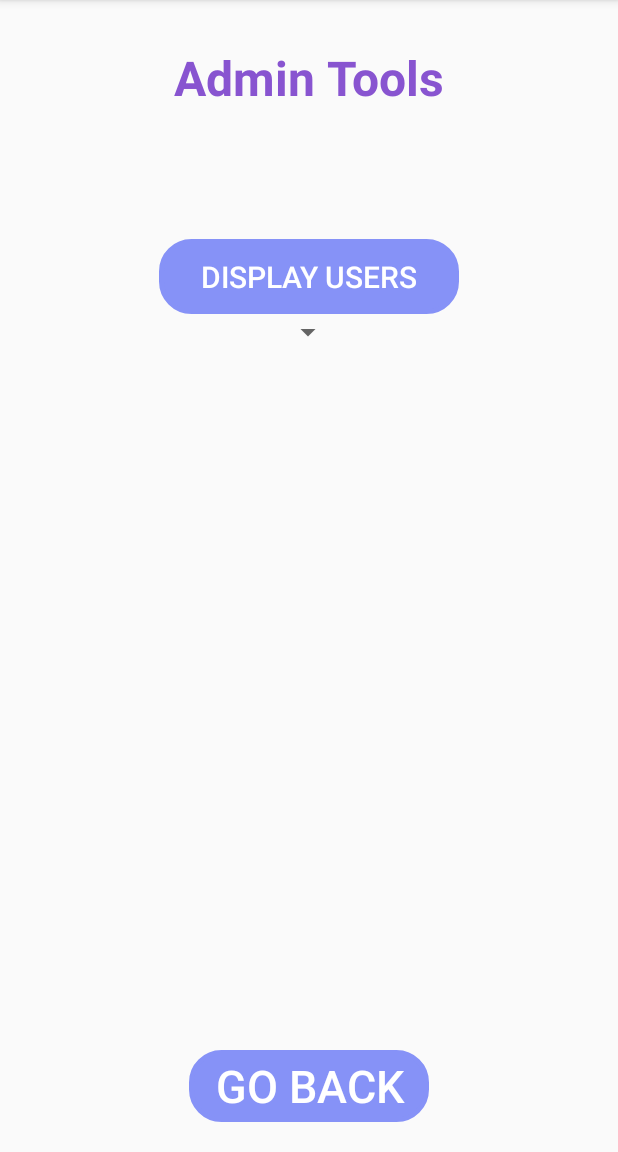
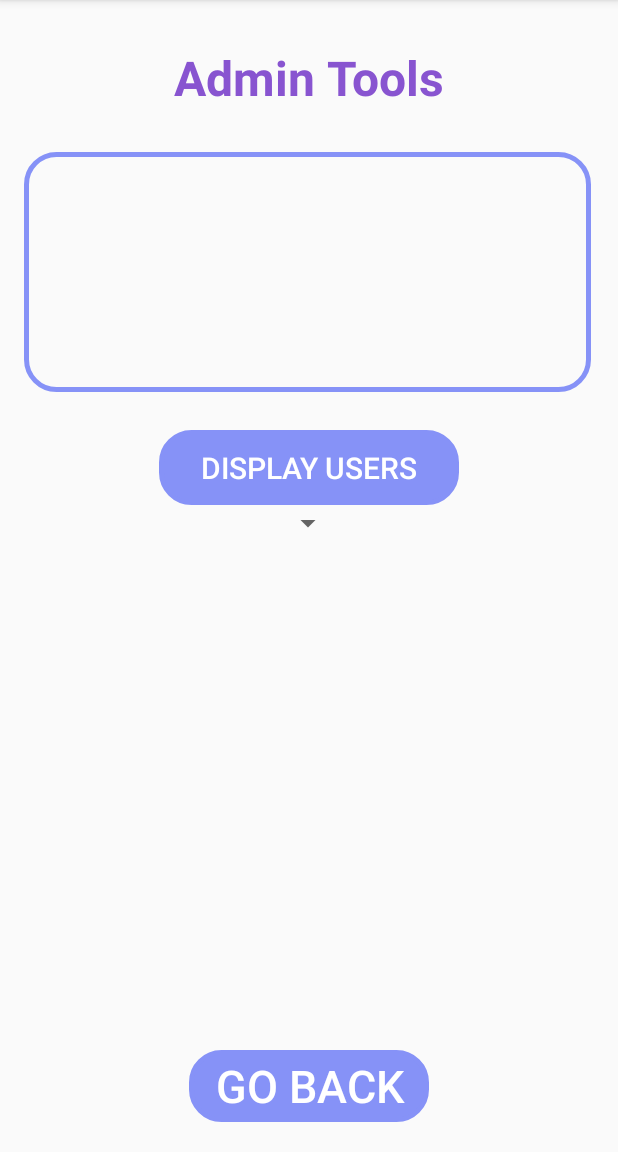
Before and after one commit to Marcelo916/ArithmeticForKids, an Android app: the AdminTools screen opened directly, with no data from a screen before it, on a phone screen of 412 x 824 dp, the part 84-1236 px from its top. Run offline under Robolectric (Android 15) with nearby library versions, the light colour scheme and no system bars; our stand-ins replace Room's generated code.

Commit message:
Formatted textview in admin tools

```diff
--- a/app/src/main/res/layout/activity_admin_tools.xml
+++ b/app/src/main/res/layout/activity_admin_tools.xml
@@ -25,13 +25,15 @@
     <TextView
         android:id="@+id/UserListDisplayWindow"
         android:layout_width="378dp"
-        android:layout_height="wrap_content"
+        android:layout_height="160dp"
         android:layout_marginStart="16dp"
         android:layout_marginTop="28dp"
         android:textColor="@color/black"
         android:textSize="24sp"
+        android:padding="6dp"
         app:layout_constraintStart_toStartOf="parent"
-        app:layout_constraintTop_toBottomOf="@+id/AdminToolsName" />
+        app:layout_constraintTop_toBottomOf="@+id/AdminToolsName"
+        android:background="@drawable/custom_edittext"/>
 
     <Button
         android:id="@+id/ShowUsersButtonAdminTools"
```
